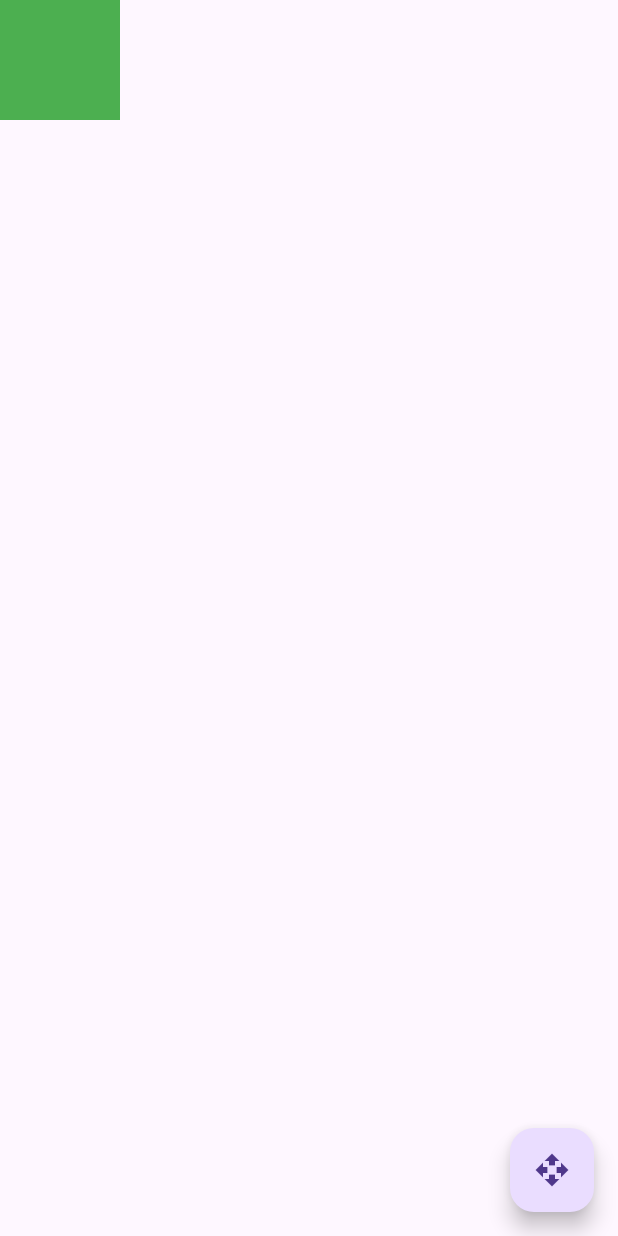
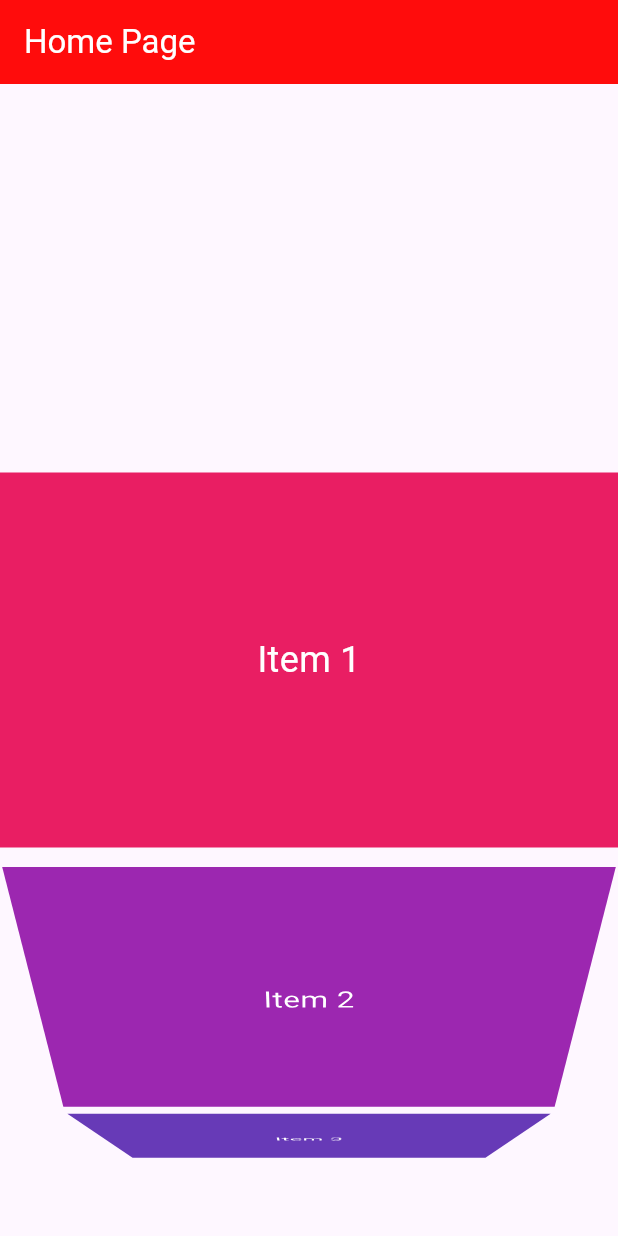
Before and after one commit to KodewithArun/Flutter-Complete-Learning---Arun, a Flutter app: the screen it shows after launch, on a phone screen of 412 x 824 dp. Run offline on Flutter 3.47's test engine with Material 3 defaults, Android fonts, the phone set to English and light mode, and no system bars; our stand-ins replace flutter_svg.

Commit message:
day12: understand about the listwheelscrollview

```diff
--- a/lib/screens/home_page.dart
+++ b/lib/screens/home_page.dart
@@ -8,27 +8,30 @@ class HomePage extends StatefulWidget {
 }
 
 class _HomePageState extends State<HomePage> {
-  Alignment alignment = Alignment.topLeft;
+  var arrIndex = [1, 2, 3, 4, 5, 6, 7, 8, 9, 10, 11];
 
   @override
   Widget build(BuildContext context) {
     return Scaffold(
-      body: AnimatedAlign(
-        duration: Duration(seconds: 1),
-        curve: Curves.easeInOutCubic,
-        alignment: alignment,
-        child: Container(width: 80, height: 80, color: Colors.green),
-      ),
-      floatingActionButton: FloatingActionButton(
-        onPressed: () {
-          setState(() {
-            alignment =
-                alignment == Alignment.topLeft
-                    ? Alignment.bottomRight
-                    : Alignment.topLeft;
-          });
-        },
-        child: Icon(Icons.open_with),
+      appBar: AppBar(title: Text("Home Page")),
+      body: ListWheelScrollView(
+        itemExtent: 250,
+        children:
+            arrIndex
+                .map(
+                  (e) => Container(
+                    height: 100,
+                    width: double.infinity,
+                    color: Colors.primaries[e % Colors.primaries.length],
+                    child: Center(
+                      child: Text(
+                        "Item $e",
+                        style: TextStyle(fontSize: 24, color: Colors.white),
+                      ),
+                    ),
+                  ),
+                )
+                .toList(),
       ),
     );
   }
```
